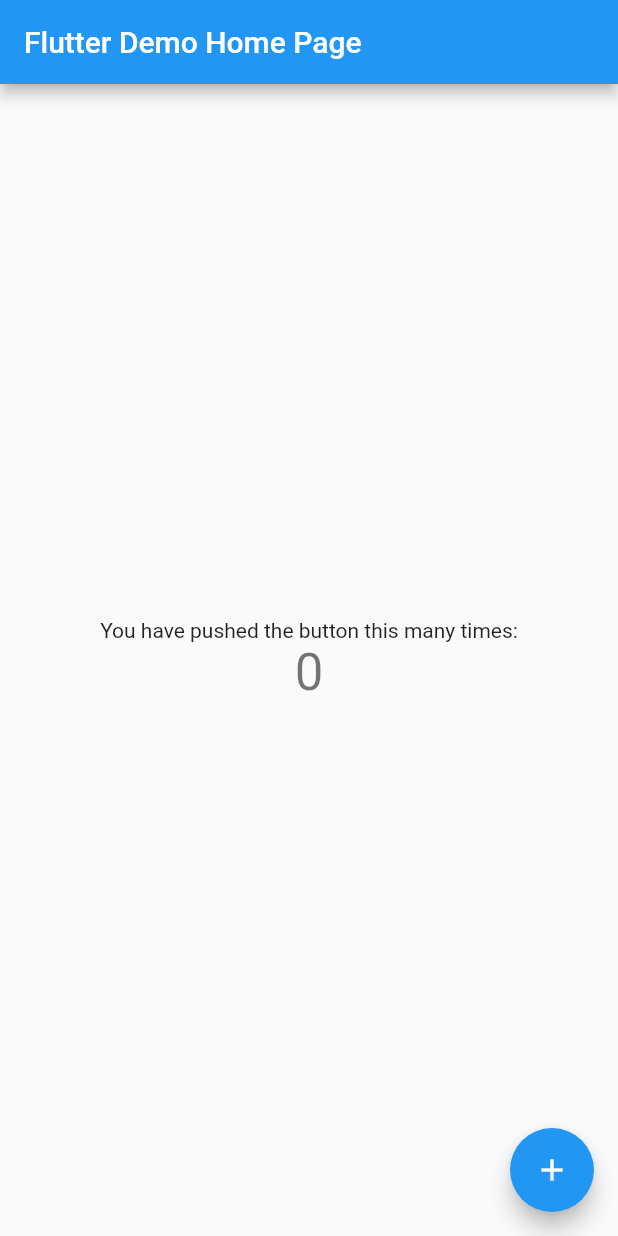
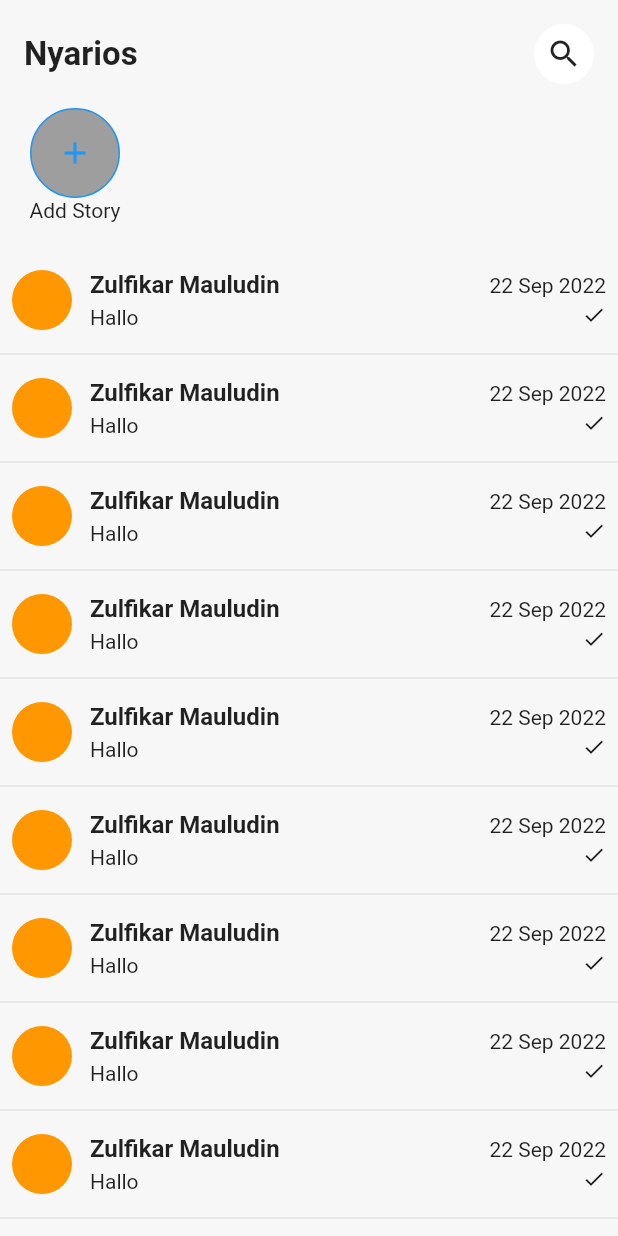
Before and after one commit to zuludin04/nyarios, a Flutter app: the screen it shows after launch, on a phone screen of 412 x 824 dp. Run offline on Flutter 3.47's test engine with Material 2 defaults, Android fonts, the phone set to English and light mode, and no system bars.

Commit message:
add chat screen

```diff
--- a/lib/main.dart
+++ b/lib/main.dart
@@ -1,4 +1,5 @@
 import 'package:flutter/material.dart';
+import 'package:nyarios/ui/home_screen.dart';
 
 void main() {
   runApp(const MyApp());
@@ -7,109 +8,14 @@ void main() {
 class MyApp extends StatelessWidget {
   const MyApp({super.key});
 
-  // This widget is the root of your application.
   @override
   Widget build(BuildContext context) {
     return MaterialApp(
       title: 'Flutter Demo',
       theme: ThemeData(
-        // This is the theme of your application.
-        //
-        // Try running your application with "flutter run". You'll see the
-        // application has a blue toolbar. Then, without quitting the app, try
-        // changing the primarySwatch below to Colors.green and then invoke
-        // "hot reload" (press "r" in the console where you ran "flutter run",
-        // or simply save your changes to "hot reload" in a Flutter IDE).
-        // Notice that the counter didn't reset back to zero; the application
-        // is not restarted.
         primarySwatch: Colors.blue,
       ),
-      home: const MyHomePage(title: 'Flutter Demo Home Page'),
+      home: const HomeScreen(),
     );
   }
 }
-
-class MyHomePage extends StatefulWidget {
-  const MyHomePage({super.key, required this.title});
-
-  // This widget is the home page of your application. It is stateful, meaning
-  // that it has a State object (defined below) that contains fields that affect
-  // how it looks.
-
-  // This class is the configuration for the state. It holds the values (in this
-  // case the title) provided by the parent (in this case the App widget) and
-  // used by the build method of the State. Fields in a Widget subclass are
-  // always marked "final".
-
-  final String title;
-
-  @override
-  State<MyHomePage> createState() => _MyHomePageState();
-}
-
-class _MyHomePageState extends State<MyHomePage> {
-  int _counter = 0;
-
-  void _incrementCounter() {
-    setState(() {
-      // This call to setState tells the Flutter framework that something has
-      // changed in this State, which causes it to rerun the build method below
-      // so that the display can reflect the updated values. If we changed
-      // _counter without calling setState(), then the build method would not be
-      // called again, and so nothing would appear to happen.
-      _counter++;
-    });
-  }
-
-  @override
-  Widget build(BuildContext context) {
-    // This method is rerun every time setState is called, for instance as done
-    // by the _incrementCounter method above.
-    //
-    // The Flutter framework has been optimized to make rerunning build methods
-    // fast, so that you can just rebuild anything that needs updating rather
-    // than having to individually change instances of widgets.
-    return Scaffold(
-      appBar: AppBar(
-        // Here we take the value from the MyHomePage object that was created by
-        // the App.build method, and use it to set our appbar title.
-        title: Text(widget.title),
-      ),
-      body: Center(
-        // Center is a layout widget. It takes a single child and positions it
-        // in the middle of the parent.
-        child: Column(
-          // Column is also a layout widget. It takes a list of children and
-          // arranges them vertically. By default, it sizes itself to fit its
-          // children horizontally, and tries to be as tall as its parent.
-          //
-          // Invoke "debug painting" (press "p" in the console, choose the
-          // "Toggle Debug Paint" action from the Flutter Inspector in Android
-          // Studio, or the "Toggle Debug Paint" command in Visual Studio Code)
-          // to see the wireframe for each widget.
-          //
-          // Column has various properties to control how it sizes itself and
-          // how it positions its children. Here we use mainAxisAlignment to
-          // center the children vertically; the main axis here is the vertical
-          // axis because Columns are vertical (the cross axis would be
-          // horizontal).
-          mainAxisAlignment: MainAxisAlignment.center,
-          children: <Widget>[
-            const Text(
-              'You have pushed the button this many times:',
-            ),
-            Text(
-              '$_counter',
-              style: Theme.of(context).textTheme.headline4,
-            ),
-          ],
-        ),
-      ),
-      floatingActionButton: FloatingActionButton(
-        onPressed: _incrementCounter,
-        tooltip: 'Increment',
-        child: const Icon(Icons.add),
-      ), // This trailing comma makes auto-formatting nicer for build methods.
-    );
-  }
-}
--- /dev/null
+++ b/lib/ui/home_screen.dart
@@ -0,0 +1,142 @@
+import 'package:flutter/material.dart';
+
+class HomeScreen extends StatelessWidget {
+  const HomeScreen({super.key});
+
+  @override
+  Widget build(BuildContext context) {
+    return Scaffold(
+      backgroundColor: const Color(0xfff7f7f7),
+      body: SafeArea(
+        child: CustomScrollView(
+          slivers: [
+            SliverToBoxAdapter(
+              child: Container(
+                padding: const EdgeInsets.all(16),
+                child: Row(
+                  mainAxisAlignment: MainAxisAlignment.spaceBetween,
+                  children: [
+                    const Text(
+                      'Nyarios',
+                      style: TextStyle(
+                        fontSize: 22,
+                        fontWeight: FontWeight.bold,
+                      ),
+                    ),
+                    Container(
+                      padding: const EdgeInsets.all(8),
+                      decoration: const BoxDecoration(
+                        color: Colors.white,
+                        shape: BoxShape.circle,
+                      ),
+                      child: const Icon(Icons.search),
+                    ),
+                  ],
+                ),
+              ),
+            ),
+            SliverToBoxAdapter(
+              child: Container(
+                height: 80,
+                padding: const EdgeInsets.symmetric(horizontal: 12),
+                child: ListView.builder(
+                  itemBuilder: (context, index) => _storyItem(),
+                  itemCount: 1,
+                  scrollDirection: Axis.horizontal,
+                ),
+              ),
+            ),
+            const SliverToBoxAdapter(
+              child: SizedBox(height: 20),
+            ),
+            SliverList(
+              delegate: SliverChildBuilderDelegate(
+                (context, index) => _chatItem(),
+                childCount: 15,
+              ),
+            )
+          ],
+        ),
+      ),
+    );
+  }
+
+  Widget _storyItem() {
+    return Column(
+      children: [
+        Container(
+          width: 60,
+          height: 60,
+          margin: const EdgeInsets.symmetric(horizontal: 8),
+          decoration: BoxDecoration(
+            color: Colors.grey,
+            border: Border.all(color: Colors.blue),
+            shape: BoxShape.circle,
+          ),
+          child: const Icon(
+            Icons.add,
+            color: Colors.blue,
+          ),
+        ),
+        const Text('Add Story')
+      ],
+    );
+  }
+
+  Widget _chatItem() {
+    return Column(
+      children: [
+        Padding(
+          padding: const EdgeInsets.all(8),
+          child: Row(
+            children: [
+              Container(
+                height: 40,
+                width: 40,
+                decoration: const BoxDecoration(
+                  shape: BoxShape.circle,
+                  color: Colors.orange,
+                ),
+              ),
+              const SizedBox(width: 12),
+              Expanded(
+                child: Column(
+                  mainAxisAlignment: MainAxisAlignment.center,
+                  crossAxisAlignment: CrossAxisAlignment.start,
+                  children: const [
+                    Text(
+                      'Zulfikar Mauludin',
+                      style: TextStyle(
+                        fontSize: 16,
+                        fontWeight: FontWeight.w600,
+                      ),
+                    ),
+                    SizedBox(height: 4),
+                    Text(
+                      'Hallo',
+                      style: TextStyle(color: Colors.black87),
+                    ),
+                  ],
+                ),
+              ),
+              const SizedBox(width: 12),
+              Column(
+                mainAxisAlignment: MainAxisAlignment.center,
+                crossAxisAlignment: CrossAxisAlignment.end,
+                children: const [
+                  Text(
+                    '22 Sep 2022',
+                    style: TextStyle(color: Colors.black87),
+                  ),
+                  SizedBox(height: 4),
+                  Icon(Icons.check, size: 16),
+                ],
+              ),
+            ],
+          ),
+        ),
+        const Divider(),
+      ],
+    );
+  }
+}
```
